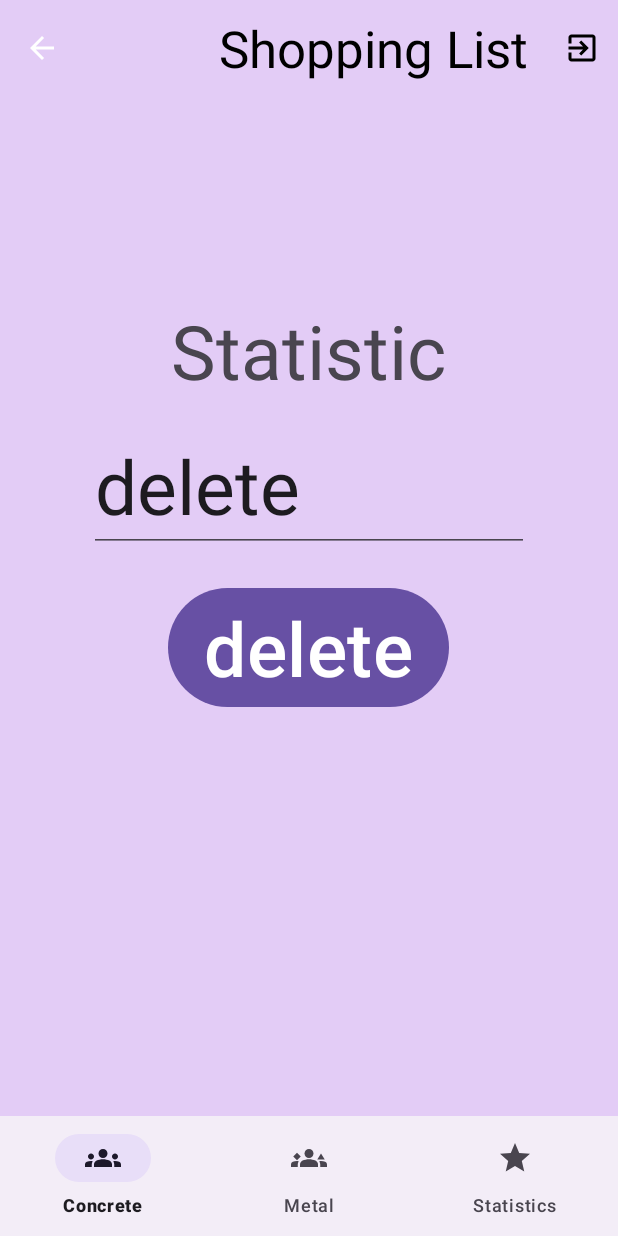
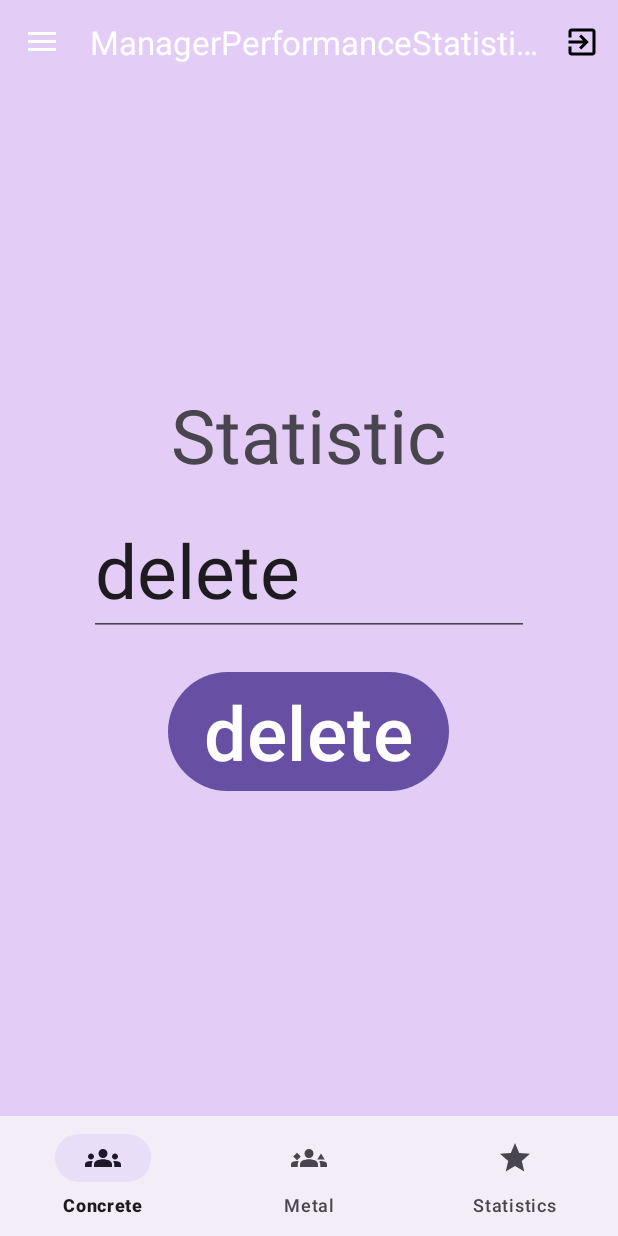
Before and after one commit to FroschMadchen/ManagerPerformanceStatistics, an Android app: the MenuFragment screen opened through its navigation route, on a phone screen of 412 x 824 dp. Run offline under Robolectric (Android 15) with nearby library versions, the phone set to English and light mode, and no system bars.

Commit message:
create DrawerLayout

```diff
--- a/app/build.gradle.kts
+++ b/app/build.gradle.kts
@@ -41,6 +41,9 @@ android {
 }
 
 dependencies {
+
+    implementation ("de.hdodenhof:circleimageview:3.1.0")
+
     implementation ("androidx.fragment:fragment-ktx:1.6.1")
     implementation("androidx.media3:media3-common:1.1.1")
 
--- a/app/src/main/java/com/example/managerperformancestatistics/presentation/screen/MainActivity.kt
+++ b/app/src/main/java/com/example/managerperformancestatistics/presentation/screen/MainActivity.kt
@@ -10,7 +10,7 @@ import com.example.managerperformancestatistics.R
 import com.example.managerperformancestatistics.databinding.ActivityMainBinding
 
 class MainActivity : AppCompatActivity() {
-    lateinit var mToolbar: Toolbar
+    lateinit var toolbar: Toolbar
     private lateinit var mNavConverter: NavController
     private var _binding: ActivityMainBinding? = null
 
@@ -27,13 +27,13 @@ class MainActivity : AppCompatActivity() {
         }*/
         mNavConverter = Navigation.findNavController(this, R.id.nav_host_fragment)
 
-        mToolbar = mBinding.toolbar
-        setSupportActionBar(mToolbar)
+        toolbar = mBinding.toolbar
+        setSupportActionBar(toolbar)
         title = "sdjd"
-        mToolbar.menu
+        toolbar.menu
 
 
-        mToolbar.setOnMenuItemClickListener { item->
+        toolbar.setOnMenuItemClickListener { item->
             when(item.itemId){
                 R.id.menu_exit ->{
                     finish()
--- a/app/src/main/java/com/example/managerperformancestatistics/presentation/screen/MenuFragment.kt
+++ b/app/src/main/java/com/example/managerperformancestatistics/presentation/screen/MenuFragment.kt
@@ -2,48 +2,72 @@ package com.example.managerperformancestatistics.presentation.screen
 
 import android.os.Bundle
 import android.view.LayoutInflater
+import android.view.MenuItem
 import android.view.View
 import android.view.ViewGroup
-import android.widget.FrameLayout
+import androidx.appcompat.app.ActionBar
+import androidx.appcompat.app.ActionBarDrawerToggle
 import androidx.appcompat.app.AppCompatActivity
+import androidx.appcompat.widget.Toolbar
+import androidx.core.view.GravityCompat
+import androidx.drawerlayout.widget.DrawerLayout
 import androidx.fragment.app.Fragment
-import androidx.navigation.NavController
-import androidx.navigation.fragment.findNavController
-import androidx.navigation.ui.setupWithNavController
 import com.example.managerperformancestatistics.R
-import com.example.managerperformancestatistics.databinding.ActivityMainBinding
-
 import com.example.managerperformancestatistics.databinding.FragmentMenuBinding
 import com.example.managerperformancestatistics.presentation.screen.BottomNavigationFrasments.ConcreteFragment
 import com.example.managerperformancestatistics.presentation.screen.BottomNavigationFrasments.MetalFragment
 import com.example.managerperformancestatistics.presentation.screen.BottomNavigationFrasments.StatisticFragment
-import com.google.android.material.bottomnavigation.BottomNavigationView
-import com.google.android.material.navigation.NavigationBarView
+import com.google.android.material.navigation.NavigationView
 
 
-class MenuFragment : Fragment() {
+class MenuFragment : Fragment(),NavigationView.OnNavigationItemSelectedListener {
 
     private var binding: FragmentMenuBinding? = null
+    private lateinit var mToolbar: Toolbar
+    private lateinit var drawerLayout: DrawerLayout
+    private lateinit var navigationView: NavigationView
 
     override fun onCreateView(
         inflater: LayoutInflater, container: ViewGroup?,
         savedInstanceState: Bundle?
     ): View = FragmentMenuBinding.inflate(inflater).also { binding = it }.root
-
-
-
     private fun <T> views(block: FragmentMenuBinding.() -> T): T? = binding?.block()
     override fun onViewCreated(view: View, savedInstanceState: Bundle?) {
         super.onViewCreated(view, savedInstanceState)
 
-        views{
-            (activity as AppCompatActivity).supportActionBar?.title = "Shopping List"
-            (activity as AppCompatActivity).supportActionBar?.setDisplayHomeAsUpEnabled(true)
+        views {
 
-        }
-        replaceFragment(StatisticFragment())
 
-        views {
+            mToolbar = binding!!.toolbar1
+
+            (activity as AppCompatActivity).setSupportActionBar(mToolbar)
+            (activity as AppCompatActivity).supportActionBar?.setDisplayHomeAsUpEnabled(false)
+
+            val toggle = ActionBarDrawerToggle(
+                requireActivity(),
+                drawerLayout,
+                mToolbar,
+                R.string.open_nav,
+                R.string.close_nav
+            )
+            drawerLayout.addDrawerListener(toggle)
+            toggle.syncState()
+
+
+            if (savedInstanceState == null) {
+                (activity as AppCompatActivity).supportFragmentManager.beginTransaction()
+                    .replace(R.id.frameLayout, StatisticFragment()).commit()
+                navigationView.setCheckedItem(R.id.edit_ak_d)
+            }
+
+
+
+            navigationView.setNavigationItemSelectedListener {
+                when(it.itemId){
+
+                }
+                true
+            }
 
             binding?.bottomNavigation?.setOnItemSelectedListener { item ->
 
@@ -66,4 +90,31 @@ class MenuFragment : Fragment() {
         fragmentTransaction.replace(R.id.frameLayout, fragment)
         fragmentTransaction.commit()
     }
+
+
+    override fun onNavigationItemSelected(item: MenuItem): Boolean {
+        TODO("Not yet implemented")
+    }
+
+   fun onBackPressed() {
+        if (drawerLayout.isDrawerOpen(GravityCompat.START)) {
+            drawerLayout.closeDrawer(GravityCompat.START)
+        } else {
+            requireActivity().onBackPressedDispatcher.onBackPressed()
+        }
+    }
+    @Deprecated("Deprecated in Java")
+    override fun onOptionsItemSelected(item: MenuItem): Boolean {
+        when (item.itemId) {
+            android.R.id.home -> {
+                if (drawerLayout.isDrawerOpen(GravityCompat.START)) {
+                    drawerLayout.closeDrawer(GravityCompat.START)
+                } else {
+                    drawerLayout.openDrawer(GravityCompat.START)
+                }
+                return true
+            }
+            else -> return super.onOptionsItemSelected(item)
+        }
+    }
 }
--- a/app/src/main/res/layout/fragment_entrance.xml
+++ b/app/src/main/res/layout/fragment_entrance.xml
@@ -65,6 +65,7 @@
         android:layout_height="200dp"
         android:layout_marginTop="90dp"
         app:srcCompat="@drawable/kitty"
+
         app:layout_constraintStart_toStartOf="parent"
         app:layout_constraintEnd_toEndOf="parent"
         app:layout_constraintTop_toTopOf="parent"
--- a/app/src/main/res/layout/fragment_menu.xml
+++ b/app/src/main/res/layout/fragment_menu.xml
@@ -7,17 +7,6 @@
     tools:context=".presentation.screen.MenuFragment">
 
 
-    <FrameLayout
-        android:id="@+id/frameLayout"
-        android:name="androidx.navigation.fragment.NavHostFragment"
-        android:layout_width="0dp"
-        android:layout_height="0dp"
-        app:layout_behavior="@string/appbar_scrolling_view_behavior"
-        app:layout_constraintBottom_toTopOf="@+id/bottomNavigation"
-        app:layout_constraintEnd_toEndOf="parent"
-        app:layout_constraintStart_toStartOf="parent"
-        app:layout_constraintTop_toTopOf="parent"
-        app:navGraph="@navigation/navigation_" />
 
     <com.google.android.material.bottomnavigation.BottomNavigationView
         android:id="@+id/bottomNavigation"
@@ -28,4 +17,60 @@
         app:layout_constraintStart_toStartOf="parent"
         app:menu="@menu/bottom_navigation" />
 
+
+
+    <androidx.drawerlayout.widget.DrawerLayout
+        android:id="@+id/drawer_layout"
+        android:layout_width="0dp"
+        android:layout_height="0dp"
+
+
+        app:layout_constraintStart_toStartOf="parent"
+        app:layout_constraintTop_toTopOf="parent"
+        app:layout_constraintBottom_toBottomOf="parent"
+        app:layout_constraintEnd_toEndOf="parent"
+        android:fitsSystemWindows="true">
+
+        <RelativeLayout
+            android:layout_width="match_parent"
+            android:layout_height="match_parent"
+            android:orientation="vertical">
+
+            <androidx.appcompat.widget.Toolbar
+                android:layout_width="match_parent"
+                android:layout_height="56dp"
+                android:id="@+id/toolbar1"
+                android:elevation="4dp"
+                app:title="@string/app_name"
+                android:background="@color/violet"
+                android:theme="@style/ThemeOverlay.AppCompat.Dark.ActionBar"
+                android:popupTheme="@style/ThemeOverlay.AppCompat.Light"/>
+
+
+            <FrameLayout
+                android:id="@+id/frameLayout"
+                android:name="androidx.navigation.fragment.NavHostFragment"
+                android:layout_width="match_parent"
+                android:layout_height="match_parent"
+                app:layout_behavior="@string/appbar_scrolling_view_behavior"
+                android:layout_below="@id/toolbar1"
+                android:layout_centerHorizontal="true"
+
+                app:navGraph="@navigation/navigation_" />
+
+        </RelativeLayout>
+        <!-- Your contents -->
+        <com.google.android.material.navigation.NavigationView
+            android:id="@+id/navigationView"
+            android:layout_width="wrap_content"
+            android:layout_height="match_parent"
+            android:layout_gravity="start"
+            app:menu="@menu/menu_nav"
+            app:headerLayout="@layout/menu_user_item"
+            />
+
+    </androidx.drawerlayout.widget.DrawerLayout>
+
+
+
 </androidx.constraintlayout.widget.ConstraintLayout>
--- /dev/null
+++ b/app/src/main/res/menu/menu_nav.xml
@@ -0,0 +1,38 @@
+<?xml version="1.0" encoding="utf-8"?>
+<menu xmlns:android="http://schemas.android.com/apk/res/android"
+    xmlns:tools="http://schemas.android.com/tools"
+    xmlns:app="http://schemas.android.com/apk/res-auto"
+    tools:showIn="navigation_view">
+
+
+
+    <item android:title="post"
+        android:id="@+id/nameUserMenu"
+        >
+
+        <menu>
+    <item
+        android:id="@+id/info_app"
+        android:icon="@drawable/ic_exit"
+        android:title="name"/>
+    <item
+        android:id="@+id/edit_ak_d"
+        android:icon="@drawable/ic_exit"
+        android:title="name"/>
+
+    <item
+        android:id="@+id/remove_d"
+        android:icon="@drawable/ic_exit"
+        android:title="name"/>
+
+    <item
+        android:id="@+id/exit_d"
+        android:icon="@drawable/ic_exit"
+        android:title="name"/>
+
+        </menu>
+    </item>
+
+
+
+</menu>
--- a/app/src/main/res/values/strings.xml
+++ b/app/src/main/res/values/strings.xml
@@ -9,4 +9,8 @@
     <string name="email_text">email</string>
     <string name="registration_btn">registration</string>
     <string name="registration_text">Registraton final</string>
+
+    <string name="open_nav">Open Navigation Drawer</string>
+    <string name="close_nav">Close Navigation Drawer</string>
+
 </resources>
```
Also changed, not shown: app/src/main/res/drawable/round.xml (added, +20 -0 lines), app/src/main/res/drawable/round_background.xml (added, +9 -0 lines), app/src/main/res/layout/menu_user_item.xml (added, +29 -0 lines), app/src/main/res/drawable/images.jpg (added), app/src/main/res/drawable/kitty_crezy.jpg (added), app/src/main/res/drawable/kitty_cute.jpg (added), app/src/main/res/drawable/kitty_shy.jpg (added).
